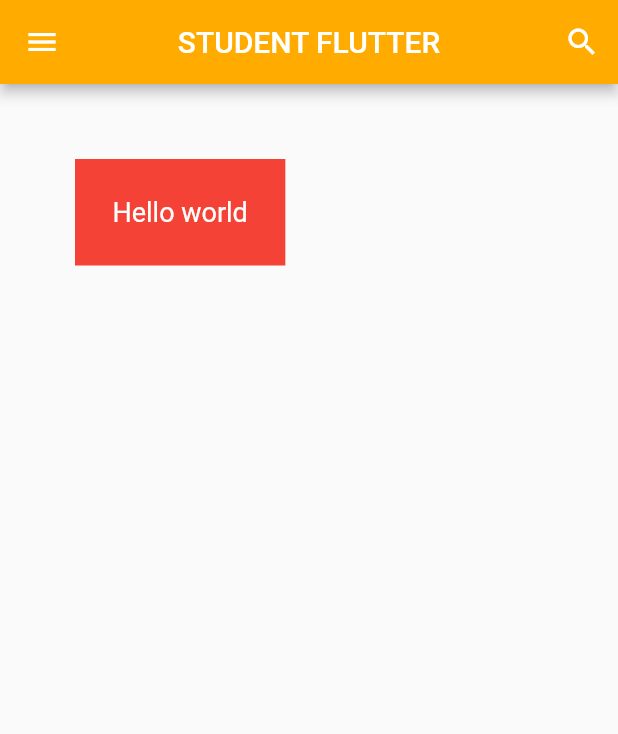
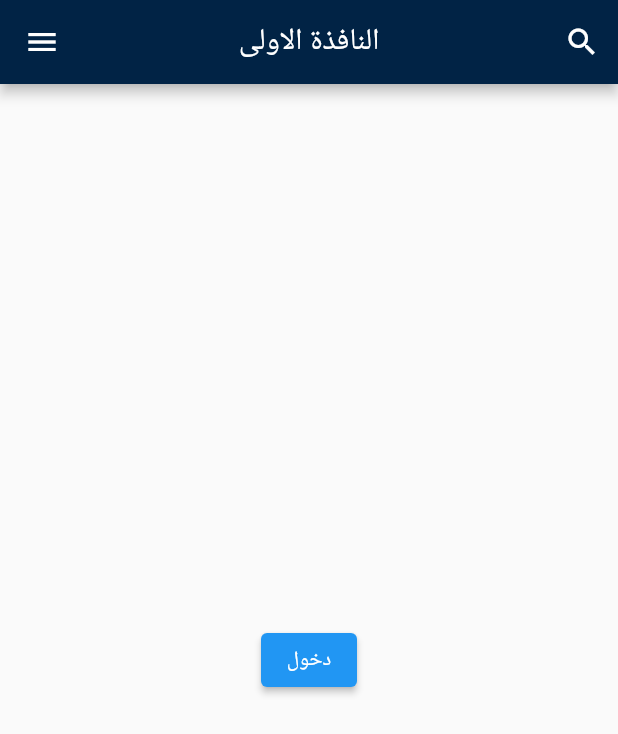
Before and after one commit to wwwleathcom/studentflutter, a Flutter app: the screen it shows after launch, after a tap on the "search" icon, on a phone screen of 412 x 824 dp. Shown: the top 734 px of the screen. Run offline on Flutter 3.47's test engine with Material 2 defaults, Android fonts, the phone set to English and light mode, and no system bars.

Commit message:
add new window

```diff
--- a/lib/main.dart
+++ b/lib/main.dart
@@ -1,58 +1,20 @@
 import 'package:flutter/material.dart';
+import 'package:studentflutter/screens/first_screen.dart';
+import 'package:studentflutter/screens/second_screen.dart';
 
 void main() {
-  runApp(const MyApp());
+  runApp(
+    MaterialApp(
+      title: 'Named Routes Demo',
+      // Start the app with the "/" named route. In this case, the app starts
+      // on the FirstScreen widget.
+      initialRoute: '/',
+      routes: {
+        // When navigating to the "/" route, build the FirstScreen widget.
+        '/': (context) => const FirstScreen(),
+        // When navigating to the "/second" route, build the SecondScreen widget.
+        '/second': (context) => const SecondScreen(),
+      },
+    ),
+  );
 }
-
-class MyApp extends StatelessWidget {
-  const MyApp({super.key});
-  @override
-  Widget build(BuildContext context) {
-    return MaterialApp(
-      debugShowCheckedModeBanner: false,
-      title: 'Flutter Demo',
-      theme: ThemeData(
-        primarySwatch: Colors.blue,
-      ),
-      home: const MyHomePage(),
-    );
-  }
-}
-
-class MyHomePage extends StatefulWidget {
-  const MyHomePage({super.key});
-  @override
-  State<MyHomePage> createState() => _MyHomePageState();
-}
-
-class _MyHomePageState extends State<MyHomePage> {
-  @override
-  Widget build(BuildContext context) {
-    return Scaffold(
-      appBar: AppBar(
-        backgroundColor: Colors.amberAccent.shade700,
-        actions: [
-          IconButton(
-            onPressed: (() {
-              debugPrint('clicked');
-            }),
-            icon: const Icon(Icons.search),
-          )
-        ],
-        elevation: 3.5,
-        centerTitle: true,
-        title: const Text('STUDENT FLUTTER'),
-      ),
-      body: Container(
-        color: Colors.red,
-        padding: const EdgeInsets.all(25),
-        margin: const EdgeInsets.all(50),
-        child: const Text(
-          'Hello world',
-          style: TextStyle(color: Colors.white, fontSize: 18),
-        ),
-      ),
-      drawer: const Drawer(),
-    );
-  }
-}
--- /dev/null
+++ b/lib/screens/first_screen.dart
@@ -0,0 +1,40 @@
+import 'package:flutter/material.dart';
+import 'package:studentflutter/variables/globals.dart' as globals;
+class FirstScreen extends StatefulWidget {
+  const FirstScreen({super.key});
+  @override
+  State<FirstScreen> createState() => _FirstScreenState();
+}
+
+class _FirstScreenState extends State<FirstScreen> {
+  @override
+  Widget build(BuildContext context) {
+    return Scaffold(
+      appBar: AppBar(
+        backgroundColor: const Color(globals.appBarBackgroundColor),
+        actions: [
+          IconButton(
+            onPressed: (() {
+              debugPrint('clicked');
+            }),
+            icon: const Icon(Icons.search),
+          )
+        ],
+        elevation: 3.5,
+        centerTitle: true,
+        title: Text(globals.title[0]),
+      ),
+      body: Center(
+        child: ElevatedButton(
+          // Within the `FirstScreen` widget
+          onPressed: () {
+            // Navigate to the second screen using a named route.
+            Navigator.pushNamed(context, '/second');
+          },
+          child: const Text('دخول'),
+        ),
+      ),
+      drawer: const Drawer(),
+    );
+  }
+}
--- /dev/null
+++ b/lib/variables/globals.dart
@@ -0,0 +1,12 @@
+library globals;
+
+////////////////////Colors////////////////////
+const int appBarBackgroundColor = 0xFF012345;
+const int backgroundColor = 0xFF456789;
+const int buttonColor = 0xFF012345;
+const int menuColor = 0xFF004d99;
+///////////////////Title Of Screen Course///////
+List<String> title = [
+  'النافذة الاولى',
+  'النافذة الثانية'
+];
```
Also changed, not shown: lib/screens/second_screen.dart (added, +42 -0 lines), 1 other file.
